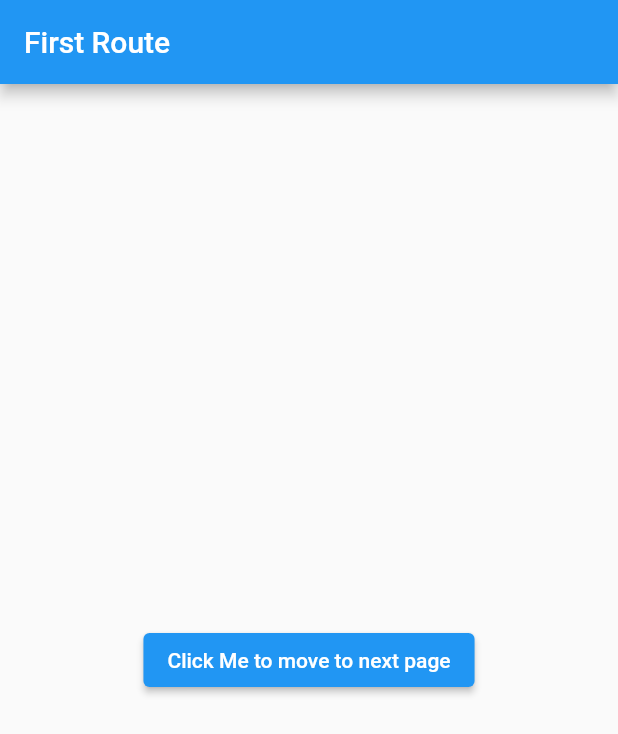
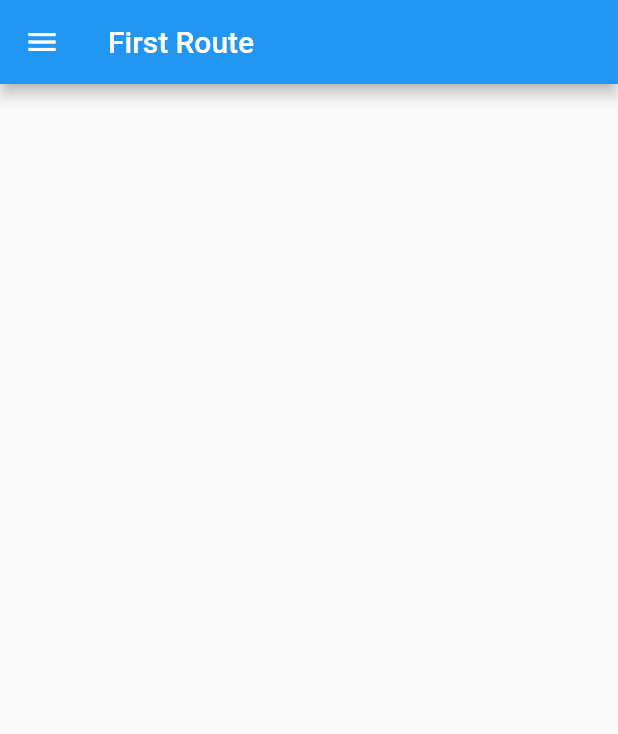
Before and after one commit to nickemma/flutter-todo-app, a Flutter app: the screen it shows after launch, on a phone screen of 412 x 824 dp. Shown: the top 734 px of the screen. Run offline on Flutter 3.47's test engine with Material 2 defaults, Android fonts, the phone set to English and light mode, and no system bars.

Commit message:
advanced navigation in flutter for sidebar done

```diff
--- a/lib/main.dart
+++ b/lib/main.dart
@@ -1,5 +1,7 @@
 import 'package:flutter/material.dart';
 import 'package:weather_app/pages/first_route.dart';
+import 'package:weather_app/pages/home_page.dart';
+import 'package:weather_app/pages/settings_page.dart';
 
 void main() => runApp(const MyApp());
 
@@ -8,9 +10,14 @@ class MyApp extends StatelessWidget {
 
   @override
   Widget build(BuildContext context) {
-    return const MaterialApp(
+    return MaterialApp(
       debugShowCheckedModeBanner: false,
-      home: FirstRoute(),
+      home: const FirstRoute(),
+      routes: {
+        '/firstpage': (context) => const FirstRoute(),
+        '/homepage': (context) => const HomePage(),
+        '/settings': (context) => const SettingsPage(),
+      },
     );
   }
 }
--- a/lib/pages/first_route.dart
+++ b/lib/pages/first_route.dart
@@ -1,5 +1,4 @@
 import 'package:flutter/material.dart';
-import 'package:weather_app/pages/second_route.dart';
 
 class FirstRoute extends StatelessWidget {
   const FirstRoute({super.key});
@@ -7,17 +6,43 @@ class FirstRoute extends StatelessWidget {
   @override
   Widget build(BuildContext context) {
     return Scaffold(
-        appBar: AppBar(
-          title: const Text('First Route'),
+      appBar: AppBar(
+        title: const Text('First Route'),
+      ),
+      drawer: Drawer(
+        backgroundColor: Colors.deepPurple[200],
+        child: Column(
+          children: [
+            const DrawerHeader(
+                child: Icon(
+              Icons.favorite,
+              size: 48,
+            )),
+
+            // home page link
+            ListTile(
+              leading: const Icon(Icons.home),
+              title: const Text('H O M E'),
+              onTap: () {
+                // clear it back before pushing
+                Navigator.pop(context);
+
+                // push it now
+                Navigator.pushNamed(context, '/homepage');
+              },
+            ),
+            // settings page link
+            ListTile(
+              leading: const Icon(Icons.settings),
+              title: const Text('S E T T I N G S'),
+              onTap: () {
+                // push it now
+                Navigator.pushNamed(context, '/settings');
+              },
+            )
+          ],
         ),
-        body: Center(
-          child: ElevatedButton(
-            onPressed: () {
-              Navigator.push(context,
-                  MaterialPageRoute(builder: (context) => const SecondRoute()));
-            },
-            child: const Text('Click Me to move to next page'),
-          ),
-        ));
+      ),
+    );
   }
 }
```
Also changed, not shown: lib/pages/home_page.dart (added, +14 -0 lines), lib/pages/second_route.dart (deleted, +0 -22 lines), lib/pages/settings_page.dart (added, +15 -0 lines).
